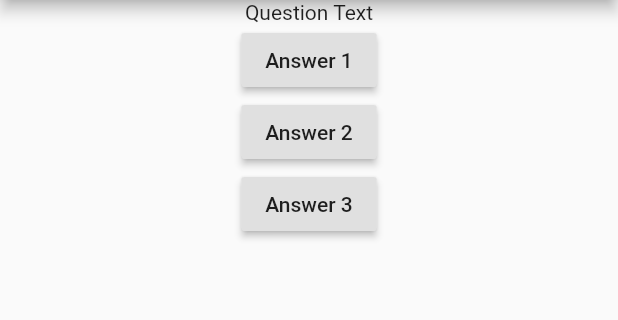
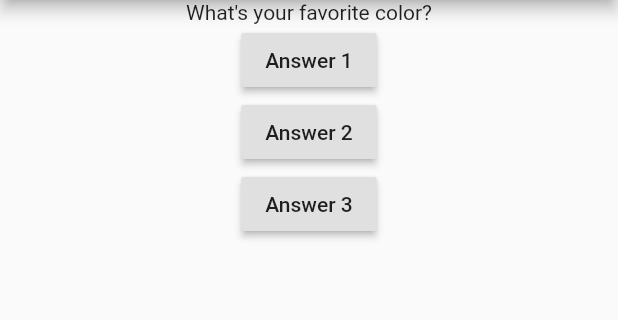
Before and after one commit to bhavikvashi1804/flutter-quiz, a Flutter app: the screen it shows after launch, after a tap on "Answer 1", on a phone screen of 412 x 824 dp, the part 84-404 px from its top. Run offline on Flutter 3.47's test engine with Material 2 defaults, Android fonts, the phone set to English and light mode, and no system bars.

Commit message:
Question Change

```diff
--- a/lib/main.dart
+++ b/lib/main.dart
@@ -26,8 +26,14 @@ class _MyHomePageState extends State<MyHomePage> {
   ];
 
   void answerQ(){
+
+    questionIndex++;
+
     print("Answer is choosen");
+    print("Question No: $questionIndex");
   }
+
+  int questionIndex=0;
 
   @override
   Widget build(BuildContext context) {
@@ -37,19 +43,18 @@ class _MyHomePageState extends State<MyHomePage> {
       ),
       body: Center(
         child: Column(
-
           children: <Widget>[
-            Text('Question Text'),
+            Text(questions[questionIndex]),
             RaisedButton(
-              onPressed:() =>print("Selected Answer : 1"),
+              onPressed:answerQ,
               child: Text("Answer 1"),
             ),
             RaisedButton(
-              onPressed:() =>print("Selected Answer : 2"),
+              onPressed:answerQ,
               child: Text("Answer 2"),
             ),
             RaisedButton(
-              onPressed:() =>print("Selected Answer : 3"),
+              onPressed:answerQ,
               child: Text("Answer 3"),
             ),
           ],
```
